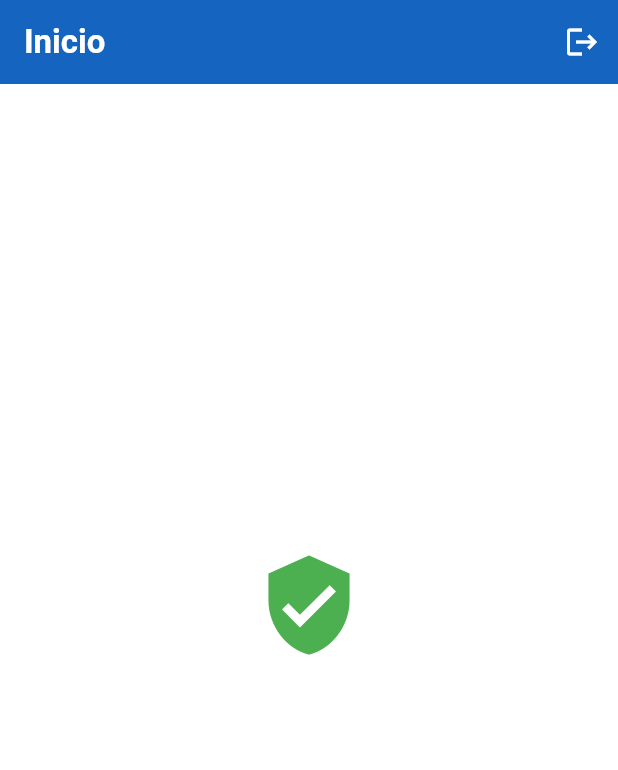
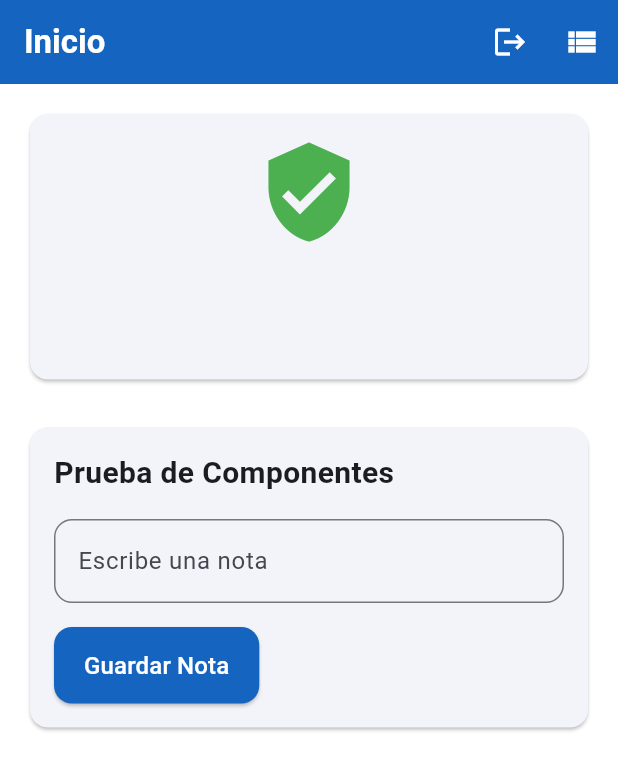
Before and after one commit to Choflis/EstacionaUNSA, a Flutter app: the HomeScreen screen opened directly, on a phone screen of 412 x 824 dp. Shown: the top 770 px of the screen. Run offline on Flutter 3.47's test engine with Material 3 defaults, Android fonts, the phone set to English and light mode, and no system bars; our stand-ins replace firebase_auth, firebase_core, google_sign_in; accounts and stored records are empty; network calls fail.

Commit message:
Parking_list agregado de manera básica y prueba inicial de elemeentos comunes

```diff
--- a/estaciona_unsa/lib/config/theme.dart
+++ b/estaciona_unsa/lib/config/theme.dart
@@ -4,7 +4,7 @@ final ThemeData appTheme = ThemeData(
   colorScheme: ColorScheme.fromSeed(
     seedColor: const Color(0xFF1565C0),
     primary: const Color(0xFF1565C0),
-    secondary: const Color(0xFFFFA000),
+    secondary: const Color.fromARGB(255, 0, 187, 255),
   ),
   scaffoldBackgroundColor: Colors.white,
   appBarTheme: const AppBarTheme(
--- a/estaciona_unsa/lib/main.dart
+++ b/estaciona_unsa/lib/main.dart
@@ -1,9 +1,8 @@
 import 'package:flutter/material.dart';
 import 'package:firebase_core/firebase_core.dart';
 import 'screens/login_screen.dart';
-import 'firebase_options.dart';
+import 'firebase_options.dart'; // se genera al configurar Firebase
 import 'config/theme.dart';
-
 void main() async {
   WidgetsFlutterBinding.ensureInitialized();
   await Firebase.initializeApp(
@@ -17,7 +16,7 @@ class MyApp extends StatelessWidget {
 
   @override
   Widget build(BuildContext context) {
-    return MaterialApp( // Estructura correcta
+    return MaterialApp(
       debugShowCheckedModeBanner: false,
       title: 'EstacionaUNSA', // Argumento movido
       theme: appTheme,         // Argumento movido
--- a/estaciona_unsa/lib/screens/home_screen.dart
+++ b/estaciona_unsa/lib/screens/home_screen.dart
@@ -1,5 +1,10 @@
 import 'package:flutter/material.dart';
 import 'package:firebase_auth/firebase_auth.dart';
+import 'package:estaciona_unsa/widgets/common/custom_button.dart';
+import 'package:estaciona_unsa/widgets/common/custom_text_field.dart';
+import 'package:estaciona_unsa/widgets/common/loading_indicator.dart';
+import 'package:estaciona_unsa/widgets/parking/parking_card.dart';
+import 'package:estaciona_unsa/widgets/parking/parking_list_screen.dart';
 
 class HomeScreen extends StatefulWidget {
   const HomeScreen({super.key});
@@ -9,6 +14,10 @@ class HomeScreen extends StatefulWidget {
 }
 
 class _HomeScreenState extends State<HomeScreen> {
+  final _noteController = TextEditingController();
+  bool _isLoading = false;
+  bool _isSaving = false;
+
   Future<void> _signOut() async {
     await FirebaseAuth.instance.signOut();
     // Después de cerrar sesión, volver al login
@@ -18,6 +27,23 @@ class _HomeScreenState extends State<HomeScreen> {
     } else {
       Navigator.of(context).pushReplacementNamed('/');
     }
+  }
+
+  Future<void> _handleSave() async {
+    setState(() => _isSaving = true);
+    // Simular guardado
+    await Future.delayed(const Duration(seconds: 2));
+    if (!mounted) return;
+    ScaffoldMessenger.of(context).showSnackBar(
+      const SnackBar(content: Text('¡Nota guardada!')),
+    );
+    setState(() => _isSaving = false);
+  }
+
+  @override
+  void dispose() {
+    _noteController.dispose();
+    super.dispose();
   }
 
   @override
@@ -31,12 +57,29 @@ class _HomeScreenState extends State<HomeScreen> {
           IconButton(
             icon: const Icon(Icons.logout),
             onPressed: _signOut,
-          )
+          ),
+          IconButton(
+            icon: const Icon(Icons.view_list),
+            onPressed: () {
+              Navigator.of(context).push(
+                MaterialPageRoute(builder: (_) => const ParkingListScreen()),
+          );
+        },
+      ),
     ],
       ),
-      body: Center(
+      body: _isLoading
+        ? const LoadingIndicator()
+        : SingleChildScrollView(
+            padding: const EdgeInsets.all(16),
             child: Column(
-          mainAxisSize: MainAxisSize.min,
+              crossAxisAlignment: CrossAxisAlignment.stretch,
+              children: [
+                // Información del usuario
+                Card(
+                  child: Padding(
+                    padding: const EdgeInsets.all(16),
+                    child: Column(
                       children: [
                         const Icon(Icons.verified_user, size: 72, color: Colors.green),
                         const SizedBox(height: 16),
@@ -49,6 +92,56 @@ class _HomeScreenState extends State<HomeScreen> {
                       ],
                     ),
                   ),
+                ),
+                const SizedBox(height: 24),
+
+                // Sección de prueba de componentes
+                Card(
+                  child: Padding(
+                    padding: const EdgeInsets.all(16),
+                    child: Column(
+                      crossAxisAlignment: CrossAxisAlignment.start,
+                      children: [
+                        const Text(
+                          'Prueba de Componentes',
+                          style: TextStyle(
+                            fontSize: 20,
+                            fontWeight: FontWeight.bold,
+                          ),
+                        ),
+                        const SizedBox(height: 16),
+                        CustomTextField(
+                          label: 'Escribe una nota',
+                          controller: _noteController,
+                        ),
+                        const SizedBox(height: 16),
+                        CustomButton(
+                          text: 'Guardar Nota',
+                          isLoading: _isSaving,
+                          onPressed: _handleSave,
+                        ),
+
+                        if (_isSaving) ...[
+                          const SizedBox(height: 16),
+
+                          const Center(
+                            child: Text(
+                              'Procesando...',
+                              style: TextStyle(
+                                color: Colors.grey,
+                                fontStyle: FontStyle.italic,
+                              ),
+                            ),
+                          ),
+                        ],
+
+                      ],
+                    ),
+                  ),
+                ),
+              ],
+            ),
+          ),
     );
   }
 }
--- a/estaciona_unsa/lib/widgets/common/custom_button.dart
+++ b/estaciona_unsa/lib/widgets/common/custom_button.dart
@@ -0,0 +1,41 @@
+import 'package:flutter/material.dart';
+
+class CustomButton extends StatelessWidget {
+  final String text;
+  final VoidCallback onPressed;
+  final bool isLoading;
+
+  const CustomButton({
+    super.key,
+    required this.text,
+    required this.onPressed,
+    this.isLoading = false,
+  });
+
+  @override
+  Widget build(BuildContext context) {
+    return ElevatedButton(
+      style: ElevatedButton.styleFrom(
+        backgroundColor: Theme.of(context).colorScheme.primary,
+        shape: RoundedRectangleBorder(
+          borderRadius: BorderRadius.circular(12),
+        ),
+        padding: const EdgeInsets.symmetric(vertical: 14, horizontal: 20),
+      ),
+      onPressed: isLoading ? null : onPressed,
+      child: isLoading
+          ? const SizedBox(
+              width: 20,
+              height: 20,
+              child: CircularProgressIndicator(
+                strokeWidth: 2,
+                valueColor: AlwaysStoppedAnimation<Color>(Colors.white),
+              ),
+            )
+          : Text(
+              text,
+              style: const TextStyle(fontSize: 16, color: Colors.white),
+            ),
+    );
+  }
+}
```
Also changed, not shown: estaciona_unsa/lib/widgets/parking/parking_list_screen.dart (added, +41 -0 lines). Lines whose indentation alone changed are shown as unchanged.
